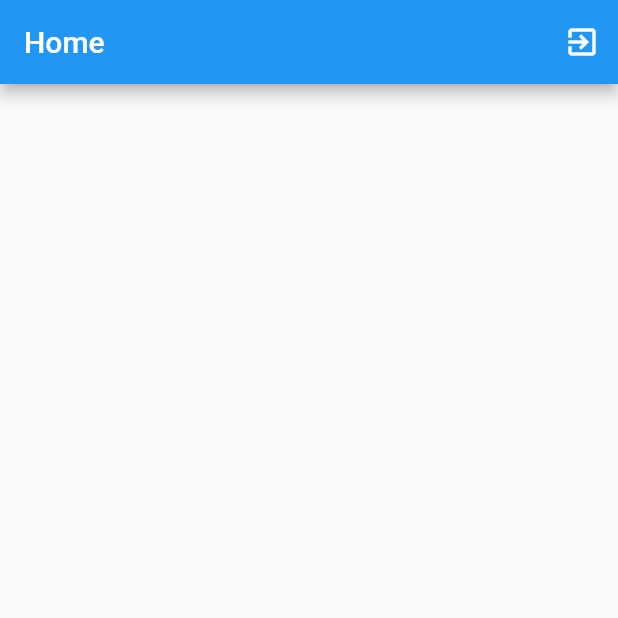
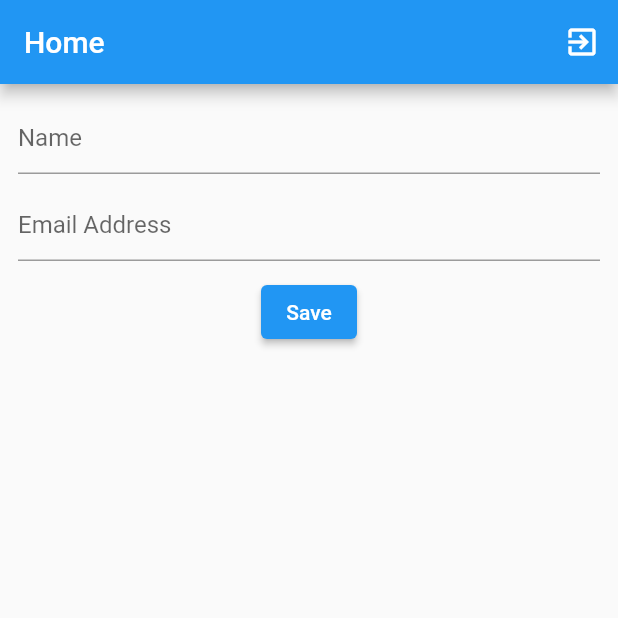
Before and after one commit to KABITATHUYAJU98/flutter_with_firebase, a Flutter app: the HomeScreen screen opened directly, on a phone screen of 412 x 824 dp, the top half of it. Run offline on Flutter 3.47's test engine with Material 2 defaults, Android fonts, the phone set to English and light mode, and no system bars; our stand-ins replace cloud_firestore, firebase_auth, firebase_core; accounts and stored records are empty.

Commit message:
'changes'

```diff
--- a/lib/screens/home_screen.dart
+++ b/lib/screens/home_screen.dart
@@ -1,7 +1,11 @@
+import 'dart:developer';
+
+import 'package:cloud_firestore/cloud_firestore.dart';
 import 'package:firebase_auth/firebase_auth.dart';
 import 'package:flutter/cupertino.dart';
 import 'package:flutter/material.dart';
 import 'package:flutter_with_firebase/screens/email_auth/login_screen.dart';
+import 'package:flutter_with_firebase/screens/phone_auth/signin_with_phone.dart';
 
 class HomeScreen extends StatefulWidget {
   const HomeScreen({super.key});
@@ -11,13 +15,34 @@ class HomeScreen extends StatefulWidget {
 }
 
 class _HomeScreenState extends State<HomeScreen> {
+  TextEditingController nameCont = TextEditingController();
+  TextEditingController emailCont = TextEditingController();
+
   void logout() async {
     await FirebaseAuth.instance.signOut();
 
     Navigator.popUntil(context, (route) => route.isFirst);
     //close all pages
-    Navigator.pushReplacement(
-        context, CupertinoPageRoute(builder: (context) => LoginScreen()));
+    Navigator.pushReplacement(context,
+        CupertinoPageRoute(builder: (context) => SigninWithPhoneScreen()));
+  }
+
+  void saveUser() {
+    String name = nameCont.text.trim();
+    String email = emailCont.text.trim();
+
+    nameCont.clear();
+    emailCont.clear();
+
+    if (name != "" && email != "") {
+      //if not empty - map the data and store it in firestore
+
+      Map<String, dynamic> userData = {"name": name, "email": email};
+
+      FirebaseFirestore.instance.collection("users").add(userData);
+    } else {
+      log("Please fill all the fields");
+    }
   }
 
   @override
@@ -31,8 +56,84 @@ class _HomeScreenState extends State<HomeScreen> {
               onPressed: () {
                 logout();
               },
-            icon: Icon(Icons.exit_to_app))
+              icon: const Icon(Icons.exit_to_app))
         ],
-    ));
+      ),
+      body: SafeArea(
+          child: Padding(
+        padding: const EdgeInsets.all(12.0),
+        child: Column(
+          children: [
+            TextField(
+              controller: nameCont,
+              decoration: InputDecoration(hintText: "Name"),
+            ),
+            const SizedBox(
+              height: 10,
+            ),
+            TextField(
+              controller: emailCont,
+              decoration: InputDecoration(hintText: "Email Address"),
+            ),
+            const SizedBox(
+              height: 10,
+            ),
+            ElevatedButton(
+                child: const Text("Save"),
+                onPressed: () {
+                  saveUser();
+                }),
+            const SizedBox(
+              height: 20,
+            ),
+            StreamBuilder<QuerySnapshot>(
+              stream:
+                  FirebaseFirestore.instance.collection("users").snapshots(),
+              builder: (context, snapshot) {
+                //it comes form  .snapshots
+                //.get() - we get query snapshot but from .snapshots() - it gives real time data
+
+                if (snapshot.connectionState == ConnectionState.active) {
+                  if (snapshot.hasData && snapshot.data != null) {
+                    //show data
+                    return Expanded(
+                      child: ListView.builder(
+                        itemCount: snapshot.data!.docs.length,
+                        itemBuilder: (context, index) {
+                          // from docs we have to select current index
+
+                          //map for easiness
+                          Map<String, dynamic> userMap =
+                              snapshot.data!.docs[index].data()
+                                  as Map<String, dynamic>;
+
+                          return ListTile(
+                            title: Text(userMap["name"]),
+                            subtitle: Text(userMap["email"]),
+                            trailing: IconButton(
+                              icon: Icon(Icons.delete),
+                              onPressed: () {
+                                //Delete the particular document
+                              },
+                            ),
+                          );
+                        },
+                      ),
+                    );
+                  } else {
+                    //show error message
+                    return Text("No Data!!");
+                  }
+                } else {
+                  return Center(
+                    child: CircularProgressIndicator(),
+                  );
+                }
+              },
+            )
+          ],
+        ),
+      )),
+    );
   }
 }
--- a/pubspec.yaml
+++ b/pubspec.yaml
@@ -37,6 +37,7 @@ dependencies:
   cupertino_icons: ^1.0.2
   firebase_core: ^2.22.0
   firebase_auth: ^4.13.0
+  cloud_firestore: ^4.13.1
 
 
 dev_dependencies:
```
Also changed, not shown: lib/main.dart (+49 -1 lines), lib/screens/phone_auth/verify_otp.dart (+5 -5 lines), pubspec.lock, 3 other files. Lines whose indentation alone changed are shown as unchanged.
